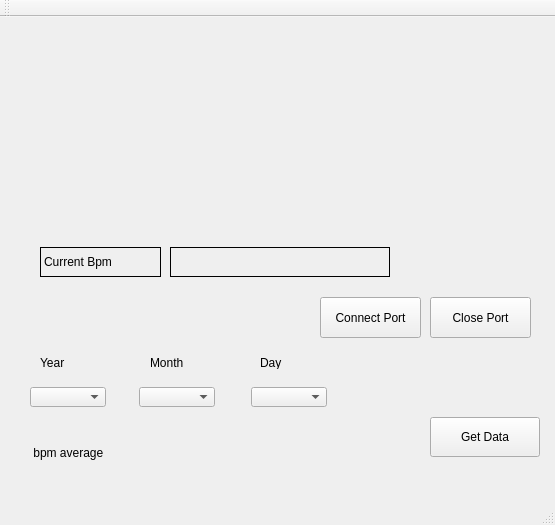
Above: mainwindow.ui from twowings1029/Real_pro before the change. Below: the same form after it.
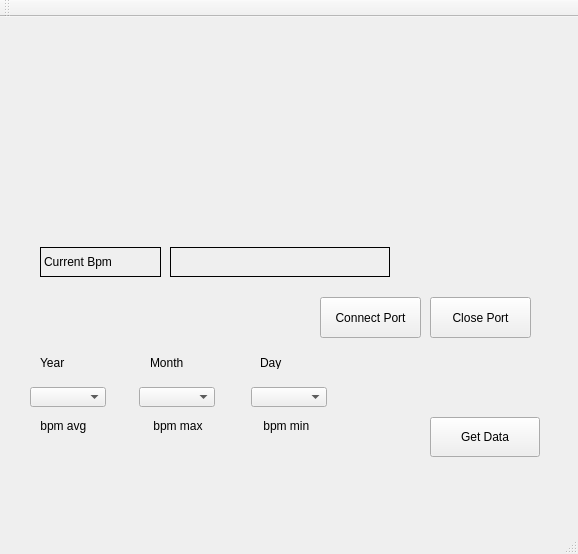
That is the form after the change.

Patch:
```diff
--- a/mainwindow.ui
+++ b/mainwindow.ui
@@ -6,8 +6,8 @@
    <rect>
     <x>0</x>
     <y>0</y>
-    <width>555</width>
-    <height>525</height>
+    <width>578</width>
+    <height>554</height>
    </rect>
   </property>
   <property name="windowTitle">
@@ -170,22 +170,74 @@
    <widget class="QLabel" name="label_5">
     <property name="geometry">
      <rect>
-      <x>30</x>
-      <y>420</y>
-      <width>81</width>
-      <height>31</height>
+      <x>37</x>
+      <y>401</y>
+      <width>53</width>
+      <height>16</height>
      </rect>
     </property>
     <property name="text">
-     <string> bpm average</string>
+     <string> bpm avg</string>
     </property>
    </widget>
    <widget class="QLabel" name="bpm_avg_label">
     <property name="geometry">
      <rect>
-      <x>130</x>
-      <y>420</y>
-      <width>241</width>
+      <x>40</x>
+      <y>430</y>
+      <width>81</width>
+      <height>31</height>
+     </rect>
+    </property>
+    <property name="text">
+     <string/>
+    </property>
+   </widget>
+   <widget class="QLabel" name="label_6">
+    <property name="geometry">
+     <rect>
+      <x>150</x>
+      <y>401</y>
+      <width>58</width>
+      <height>16</height>
+     </rect>
+    </property>
+    <property name="text">
+     <string> bpm max</string>
+    </property>
+   </widget>
+   <widget class="QLabel" name="label_7">
+    <property name="geometry">
+     <rect>
+      <x>260</x>
+      <y>401</y>
+      <width>54</width>
+      <height>16</height>
+     </rect>
+    </property>
+    <property name="text">
+     <string> bpm min</string>
+    </property>
+   </widget>
+   <widget class="QLabel" name="bpm_max_label">
+    <property name="geometry">
+     <rect>
+      <x>150</x>
+      <y>430</y>
+      <width>61</width>
+      <height>31</height>
+     </rect>
+    </property>
+    <property name="text">
+     <string/>
+    </property>
+   </widget>
+   <widget class="QLabel" name="bpm_min_label">
+    <property name="geometry">
+     <rect>
+      <x>260</x>
+      <y>430</y>
+      <width>61</width>
       <height>31</height>
      </rect>
     </property>
```
Left out of the diff: 2 changed lines with no effect on the pictures.
